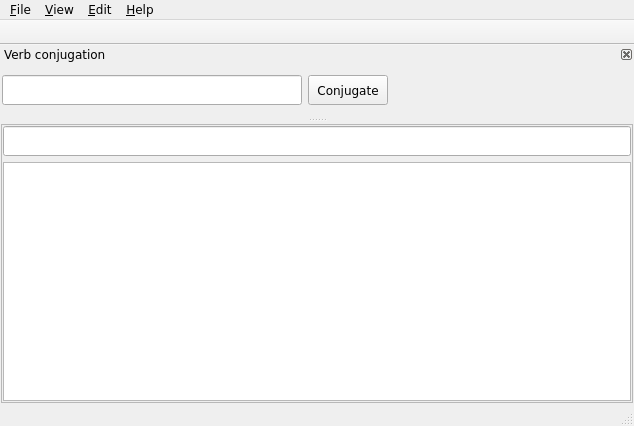
First picture: the form in jpconj/jpconjmain.ui, repository anqafalak/japkatsuyou, before the edit.
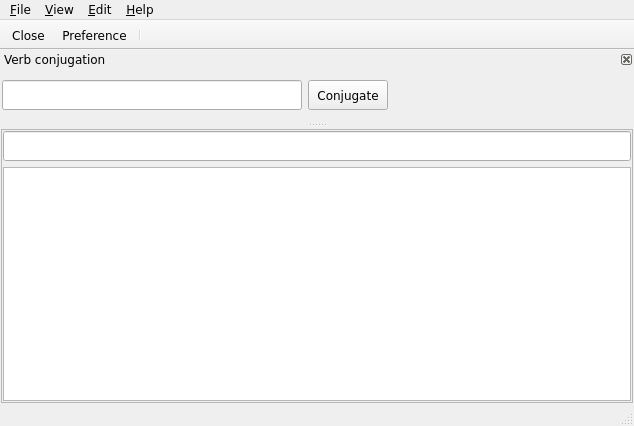
Second picture: the form after the edit. Icons and pictures are not drawn.

Commit message: modify aboutBox and add icons to main window

```diff
--- a/jpconj/jpconjmain.ui
+++ b/jpconj/jpconjmain.ui
@@ -175,6 +175,9 @@
    <attribute name="toolBarBreak">
     <bool>false</bool>
    </attribute>
+   <addaction name="action_Close"/>
+   <addaction name="action_Preference"/>
+   <addaction name="separator"/>
   </widget>
   <widget class="QStatusBar" name="statusBar"/>
   <widget class="QDockWidget" name="search">
```
Left out of the diff: 23 changed lines with no effect on the pictures. The commit also changes 5 other files.
